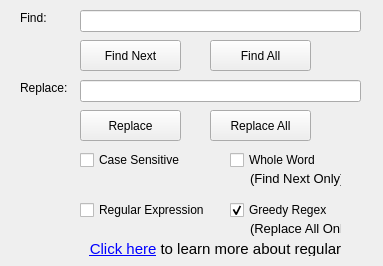
First picture: the form in TuringEditor/findreplacedialog.ui, repository Open-Turing-Project/turing-editor-qt, before the edit.
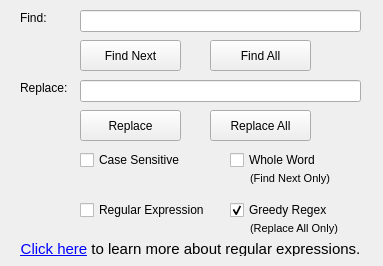
Second picture: the form after the edit.

```diff
--- a/TuringEditor/findreplacedialog.ui
+++ b/TuringEditor/findreplacedialog.ui
@@ -177,7 +177,7 @@
    </property>
    <property name="font">
     <font>
-     <pointsize>10</pointsize>
+     <pointsize>8</pointsize>
     </font>
    </property>
    <property name="text">
@@ -195,7 +195,7 @@
    </property>
    <property name="font">
     <font>
-     <pointsize>10</pointsize>
+     <pointsize>8</pointsize>
     </font>
    </property>
    <property name="text">
@@ -205,15 +205,15 @@
   <widget class="QLabel" name="label_3">
    <property name="geometry">
     <rect>
-     <x>70</x>
+     <x>10</x>
      <y>240</y>
-     <width>291</width>
+     <width>361</width>
      <height>16</height>
     </rect>
    </property>
    <property name="font">
     <font>
-     <pointsize>11</pointsize>
+     <pointsize>8</pointsize>
     </font>
    </property>
    <property name="text">
```
